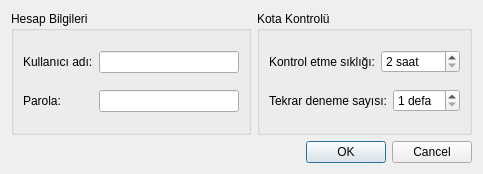
This is configwindow.ui in jnmbk/kotaci as Qt 5 draws it before an edit. The edited form follows.
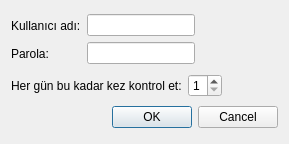
This is the edited form.

```diff
--- a/configwindow.ui
+++ b/configwindow.ui
@@ -5,21 +5,25 @@
    <rect>
     <x>0</x>
     <y>0</y>
-    <width>483</width>
-    <height>174</height>
+    <width>289</width>
+    <height>144</height>
    </rect>
   </property>
+  <property name="sizePolicy" >
+   <sizepolicy vsizetype="Minimum" hsizetype="Minimum" >
+    <horstretch>0</horstretch>
+    <verstretch>0</verstretch>
+   </sizepolicy>
+  </property>
   <property name="windowTitle" >
    <string>Ayarlar</string>
   </property>
   <layout class="QGridLayout" >
    <item row="0" column="0" >
-    <widget class="QGroupBox" name="groupBox" >
-     <property name="title" >
-      <string>Hesap Bilgileri</string>
-     </property>
-     <layout class="QGridLayout" >
-      <item row="0" column="0" >
+    <layout class="QHBoxLayout" >
+     <item>
+      <layout class="QVBoxLayout" >
+       <item>
        <widget class="QLabel" name="label" >
         <property name="toolTip" >
          <string>TTnet kullanıcı adınızı girin (sonuna @ttnet koymayın)</string>
@@ -29,10 +33,7 @@
         </property>
        </widget>
       </item>
-      <item row="0" column="1" >
-       <widget class="QLineEdit" name="username" />
-      </item>
-      <item row="1" column="0" >
+       <item>
        <widget class="QLabel" name="label_2" >
         <property name="toolTip" >
          <string>TTnet parolanızı girin</string>
@@ -42,7 +43,14 @@
         </property>
        </widget>
       </item>
-      <item row="1" column="1" >
+      </layout>
+     </item>
+     <item>
+      <layout class="QVBoxLayout" >
+       <item>
+        <widget class="QLineEdit" name="username" />
+       </item>
+       <item>
        <widget class="QLineEdit" name="password" >
         <property name="echoMode" >
          <enum>QLineEdit::Password</enum>
@@ -50,67 +58,63 @@
        </widget>
       </item>
      </layout>
-    </widget>
-   </item>
-   <item row="0" column="1" >
-    <widget class="QGroupBox" name="groupBox_2" >
-     <property name="title" >
-      <string>Kota Kontrolü</string>
-     </property>
-     <layout class="QGridLayout" >
-      <item row="0" column="0" >
+     </item>
+     <item>
+      <spacer>
+       <property name="orientation" >
+        <enum>Qt::Horizontal</enum>
+       </property>
+       <property name="sizeHint" >
+        <size>
+         <width>40</width>
+         <height>51</height>
+        </size>
+       </property>
+      </spacer>
+     </item>
+    </layout>
+   </item>
+   <item row="1" column="0" >
+    <layout class="QHBoxLayout" >
+     <item>
        <widget class="QLabel" name="label_3" >
         <property name="toolTip" >
          <string>Kota bilgileriniz 6 saatte bir güncellenir. Bu yüzden kontrol etme sıklığının düşük olmasına gerek yoktur.</string>
         </property>
         <property name="text" >
-         <string>Kontrol etme sıklığı:</string>
+        <string>Her gün bu kadar kez kontrol et:</string>
         </property>
        </widget>
       </item>
-      <item row="0" column="1" colspan="2" >
+     <item>
        <widget class="QSpinBox" name="checkInterval" >
-        <property name="suffix" >
-         <string> saat</string>
-        </property>
         <property name="minimum" >
-         <number>2</number>
+        <number>1</number>
         </property>
         <property name="maximum" >
-         <number>12</number>
+        <number>4</number>
         </property>
         <property name="singleStep" >
          <number>1</number>
         </property>
        </widget>
       </item>
-      <item row="1" column="0" colspan="2" >
-       <widget class="QLabel" name="label_5" >
-        <property name="toolTip" >
-         <string>Giriş başarısız olunca tekrar giriş yapılmaya çalışılır</string>
-        </property>
-        <property name="text" >
-         <string>Tekrar deneme sayısı:</string>
-        </property>
-       </widget>
-      </item>
-      <item row="1" column="2" >
-       <widget class="QSpinBox" name="retries" >
-        <property name="suffix" >
-         <string> defa</string>
-        </property>
-        <property name="minimum" >
-         <number>1</number>
-        </property>
-        <property name="maximum" >
-         <number>10</number>
-        </property>
-       </widget>
-      </item>
-     </layout>
-    </widget>
+     <item>
+      <spacer>
+       <property name="orientation" >
+        <enum>Qt::Horizontal</enum>
+       </property>
+       <property name="sizeHint" >
+        <size>
+         <width>40</width>
+         <height>20</height>
+        </size>
+       </property>
+      </spacer>
+     </item>
+    </layout>
    </item>
-   <item row="2" column="0" colspan="2" >
+   <item row="2" column="0" >
     <widget class="QDialogButtonBox" name="buttonBox" >
      <property name="orientation" >
       <enum>Qt::Horizontal</enum>
```
Lines whose indentation alone changed are shown as unchanged.
